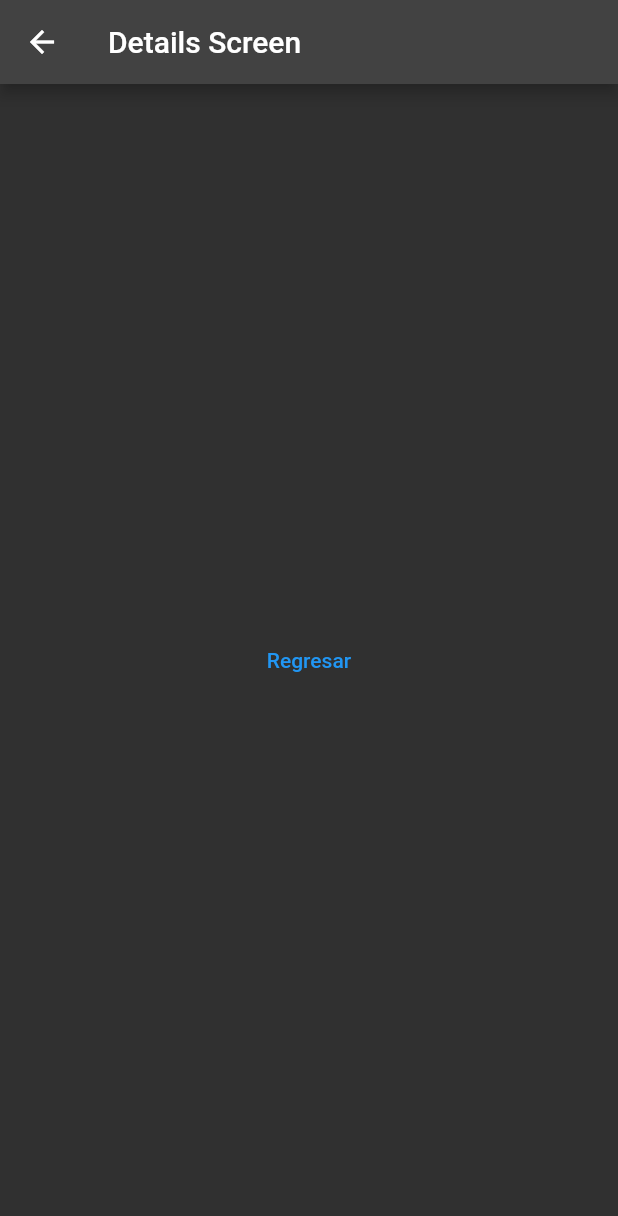
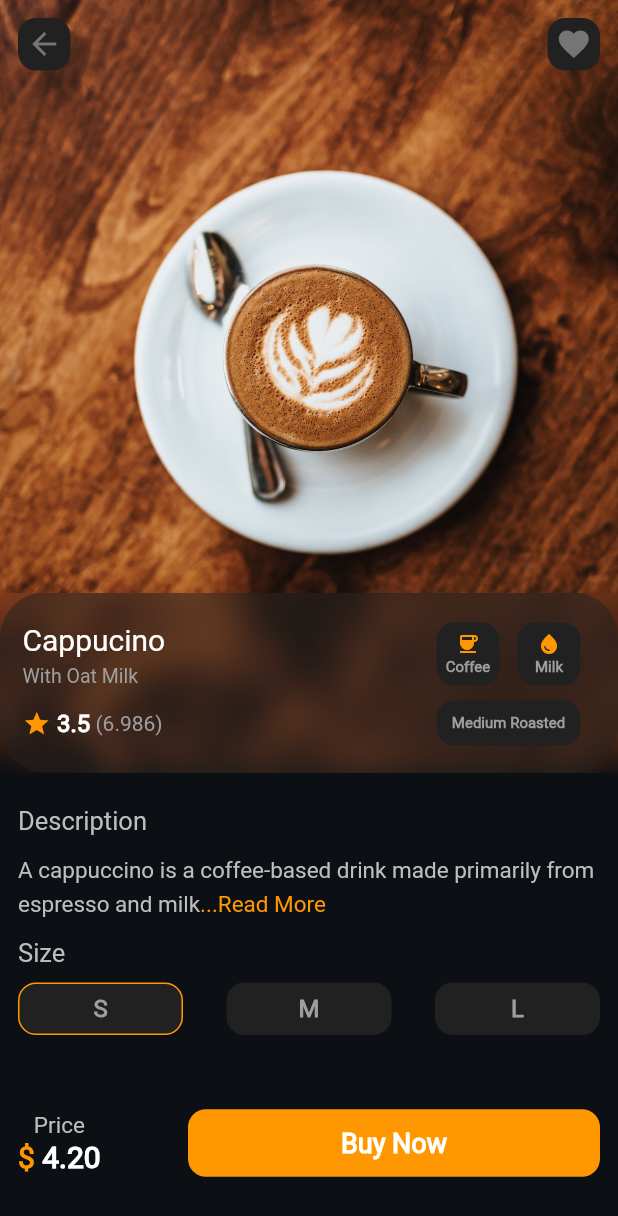
Before and after one commit to ruvima/coffee_shop_ui, a Flutter app: the DetailsScreen screen opened by its route, on a phone screen of 412 x 824 dp. Shown: the top 1216 px of the screen. Run offline on Flutter 3.47's test engine with Material 2 defaults, Android fonts, the phone set to English and light mode, and no system bars; our stand-ins replace flutter_riverpod.

Commit message:
description, size and price

```diff
--- a/lib/provider/coffee_list_provider.dart
+++ b/lib/provider/coffee_list_provider.dart
@@ -24,3 +24,27 @@ class SelectedCoffee extends ChangeNotifier {
     notifyListeners();
   }
 }
+
+final selectedSizeProvider = ChangeNotifierProvider<SelectedSize>(
+  (ref) => SelectedSize(),
+);
+
+class SelectedSize extends ChangeNotifier {
+  bool _isSelected;
+  int _selectedIndex;
+  SelectedSize([this._isSelected = true, this._selectedIndex = 1]);
+
+  bool get isSelected => _isSelected;
+  int get selectedIndex => _selectedIndex;
+
+  void selectedSwitch(int value) {
+    _selectedIndex = value;
+
+    if (selectedIndex == value) {
+      _isSelected = true;
+    } else {
+      _isSelected = false;
+    }
+    notifyListeners();
+  }
+}
--- a/lib/screen/details_screen.dart
+++ b/lib/screen/details_screen.dart
@@ -1,4 +1,8 @@
+import 'package:coffee_shop_ui/widgets/coffee_size.dart';
+import 'package:coffee_shop_ui/widgets/small_button.dart';
 import 'package:flutter/material.dart';
+import 'package:coffee_shop_ui/widgets/coffee_description.dart';
+import 'package:coffee_shop_ui/widgets/coffee_photo_details.dart';
 
 class DetailsScreen extends StatelessWidget {
   const DetailsScreen({Key? key}) : super(key: key);
@@ -6,17 +10,86 @@ class DetailsScreen extends StatelessWidget {
   @override
   Widget build(BuildContext context) {
     return Scaffold(
-      appBar: AppBar(
-        title: const Text('Details Screen'),
-      ),
-      body: Center(
-        child: TextButton(
-          onPressed: () {
-            Navigator.pop(context);
-          },
-          child: const Text('Regresar'),
+      backgroundColor: const Color(0xFF0C0F14),
+      body: SafeArea(
+        child: Column(
+          crossAxisAlignment: CrossAxisAlignment.start,
+          children: [
+            CoffeePhotoDetails(),
+            SizedBox(height: 10),
+            CoffeeDescription(),
+            CoffeeSize(),
+            SizedBox(height: 10),
+            CoffePay(),
+          ],
         ),
       ),
     );
   }
 }
+
+class CoffePay extends StatelessWidget {
+  const CoffePay({
+    Key? key,
+  }) : super(key: key);
+
+  @override
+  Widget build(BuildContext context) {
+    final size = (MediaQuery.of(context).size);
+    return Expanded(
+      child: Padding(
+        padding: const EdgeInsets.only(left: 12, right: 12),
+        child: Row(
+          mainAxisAlignment: MainAxisAlignment.spaceBetween,
+          children: [
+            Column(
+              mainAxisAlignment: MainAxisAlignment.center,
+              children: [
+                Text(
+                  'Price',
+                  style: TextStyle(
+                      fontSize: 15,
+                      fontWeight: FontWeight.w500,
+                      fontFamily: 'Roboto-Regular',
+                      color: Colors.grey.shade400),
+                ),
+                RichText(
+                  text: TextSpan(
+                    style: const TextStyle(color: Colors.black, fontSize: 36),
+                    children: [
+                      const TextSpan(
+                        text: '\$ ',
+                        style: TextStyle(
+                            fontSize: 20,
+                            fontFamily: 'Roboto-Regular',
+                            color: Colors.orange,
+                            fontWeight: FontWeight.w600),
+                      ),
+                      TextSpan(
+                        text: '4.20',
+                        style: TextStyle(
+                            fontSize: 20,
+                            fontFamily: 'Roboto-Regular',
+                            color: Colors.white,
+                            fontWeight: FontWeight.w600),
+                      ),
+                    ],
+                  ),
+                )
+              ],
+            ),
+            SmallLargeButton(
+              width: size.width / 1.5,
+              height: 45,
+              bigWord: true,
+              text: 'Buy Now',
+              fontSize: 18,
+              textColor: Colors.white,
+              color: Colors.orange,
+            ),
+          ],
+        ),
+      ),
+    );
+  }
+}
--- a/lib/widgets/coffe_vertical_container.dart
+++ b/lib/widgets/coffe_vertical_container.dart
@@ -1,4 +1,5 @@
 import 'package:coffee_shop_ui/provider/coffee_list_provider.dart';
+import 'package:coffee_shop_ui/routes/route.dart';
 import 'package:coffee_shop_ui/utils/coffee_info_list.dart';
 import 'package:flutter/material.dart';
 import 'package:flutter_riverpod/flutter_riverpod.dart';
@@ -12,13 +13,19 @@ class CoffeVerticalContainer extends StatelessWidget {
   Widget build(BuildContext context) {
     return Row(
       mainAxisAlignment: MainAxisAlignment.spaceBetween,
-      children: const [
+      children: [
         CoffeeBox(
+          onTap: () {
+            Navigator.pushNamed(context, Routes.detailsScreen);
+          },
           num: 0,
           description: 'With Oat Milk',
           price: 4.20,
         ),
         CoffeeBox(
+          onTap: () {
+            Navigator.pushNamed(context, Routes.detailsScreen);
+          },
           num: 1,
           description: 'With Oat Chocolat',
           price: 3.14,
@@ -33,17 +40,22 @@ class CoffeeBox extends ConsumerWidget {
     required this.num,
     required this.price,
     required this.description,
+    this.onTap,
     Key? key,
   }) : super(key: key);
   final int num;
   final double price;
   final String description;
+  final VoidCallback? onTap;
   @override
   Widget build(BuildContext context, WidgetRef ref) {
     final selectedCofee = ref.watch(selectedCoffeeProvider);
     final size = (MediaQuery.of(context).size);
 
-    return Container(
+    return InkWell(
+      borderRadius: BorderRadius.circular(10),
+      onTap: onTap,
+      child: Container(
         width: size.width / 2.3,
         height: 220,
         decoration: BoxDecoration(
@@ -61,7 +73,8 @@ class CoffeeBox extends ConsumerWidget {
               star: true,
             ),
             Padding(
-            padding: const EdgeInsets.only(left: 12.0, right: 12.0, bottom: 5),
+              padding:
+                  const EdgeInsets.only(left: 12.0, right: 12.0, bottom: 5),
               child: Text(
                 coffeeList[selectedCofee.selectedIndex],
                 style: const TextStyle(
@@ -71,7 +84,8 @@ class CoffeeBox extends ConsumerWidget {
               ),
             ),
             Padding(
-            padding: const EdgeInsets.only(left: 12.0, right: 12.0, bottom: 5),
+              padding:
+                  const EdgeInsets.only(left: 12.0, right: 12.0, bottom: 5),
               child: Text(
                 description,
                 style: const TextStyle(
@@ -108,6 +122,7 @@ class CoffeeBox extends ConsumerWidget {
               ),
             )
           ],
+        ),
       ),
     );
   }
@@ -154,20 +169,7 @@ class CoffeeImage extends StatelessWidget {
                         bottomLeft: Radius.circular(20)),
                     color: Colors.grey.shade900.withOpacity(0.7),
                   ),
-                  child: Row(
-                    mainAxisAlignment: MainAxisAlignment.center,
-                    children: const [
-                      Icon(
-                        Icons.star,
-                        size: 12,
-                        color: Colors.orange,
-                      ),
-                      Text(
-                        ' 3.5',
-                        style: TextStyle(fontFamily: 'Roboto', fontSize: 12),
-                      )
-                    ],
-                  ),
+                  child: const RatingStar(),
                 )
               : const SizedBox.shrink(),
         ],
@@ -175,3 +177,45 @@ class CoffeeImage extends StatelessWidget {
     );
   }
 }
+
+class RatingStar extends StatelessWidget {
+  const RatingStar({
+    Key? key,
+    this.count = false,
+    this.size = 12.0,
+    this.fontSize = 12.0,
+  }) : super(key: key);
+  final bool count;
+  final double size;
+  final double fontSize;
+  @override
+  Widget build(BuildContext context) {
+    return Row(
+      mainAxisAlignment: MainAxisAlignment.center,
+      children: [
+        Icon(
+          Icons.star,
+          size: size,
+          color: Colors.orange,
+        ),
+        Text(
+          ' 3.5',
+          style: TextStyle(
+              fontFamily: 'Roboto-Regular',
+              fontSize: fontSize,
+              fontWeight: FontWeight.w700),
+        ),
+        count
+            ? Text(
+                ' (6.986)',
+                style: TextStyle(
+                  color: Colors.grey.shade500,
+                  fontWeight: FontWeight.w500,
+                  fontFamily: 'Roboto-Regular',
+                ),
+              )
+            : const SizedBox.shrink()
+      ],
+    );
+  }
+}
--- /dev/null
+++ b/lib/widgets/coffee_description.dart
@@ -0,0 +1,48 @@
+import 'package:flutter/material.dart';
+
+class CoffeeDescription extends StatelessWidget {
+  const CoffeeDescription({
+    Key? key,
+  }) : super(key: key);
+
+  @override
+  Widget build(BuildContext context) {
+    return Padding(
+      padding: const EdgeInsets.all(12.0),
+      child: Column(
+        crossAxisAlignment: CrossAxisAlignment.start,
+        children: [
+          Text(
+            'Description',
+            style: TextStyle(
+                fontSize: 17,
+                fontWeight: FontWeight.w500,
+                fontFamily: 'Roboto-Regular',
+                color: Colors.grey.shade400),
+          ),
+          const SizedBox(height: 10),
+          RichText(
+            text: TextSpan(
+              style: const TextStyle(color: Colors.black, fontSize: 36),
+              children: [
+                TextSpan(
+                  text:
+                      'A cappuccino is a coffee-based drink made primarily from espresso and milk',
+                  style: TextStyle(
+                      fontSize: 15, color: Colors.grey.shade400, height: 1.5),
+                ),
+                const TextSpan(
+                  text: '...Read More ',
+                  style: TextStyle(
+                      fontSize: 15,
+                      color: Colors.orange,
+                      fontWeight: FontWeight.w400),
+                ),
+              ],
+            ),
+          )
+        ],
+      ),
+    );
+  }
+}
--- /dev/null
+++ b/lib/widgets/coffee_photo_details.dart
@@ -0,0 +1,145 @@
+import 'package:coffee_shop_ui/widgets/coffe_vertical_container.dart';
+import 'package:coffee_shop_ui/widgets/small_button.dart';
+import 'package:flutter/material.dart';
+import 'dart:ui' as ui;
+
+class CoffeePhotoDetails extends StatelessWidget {
+  const CoffeePhotoDetails({
+    Key? key,
+  }) : super(key: key);
+
+  @override
+  Widget build(BuildContext context) {
+    final size = (MediaQuery.of(context).size);
+
+    return Stack(
+      children: [
+        Container(
+          width: size.width,
+          height: size.height / 1.6,
+          decoration: const BoxDecoration(
+            borderRadius: BorderRadius.only(
+              bottomRight: Radius.circular(30),
+              bottomLeft: Radius.circular(30),
+            ),
+            image: DecorationImage(
+              image: AssetImage(
+                'assets/coffee0_0.jpg',
+              ),
+              fit: BoxFit.cover,
+            ),
+          ),
+        ),
+        Padding(
+          padding: const EdgeInsets.all(12.0),
+          child: Row(
+            mainAxisAlignment: MainAxisAlignment.spaceBetween,
+            children: [
+              SmallButton(
+                icon: Icon(
+                  Icons.arrow_back,
+                  color: Colors.grey.shade600,
+                ),
+                onTap: () => Navigator.pop(context),
+              ),
+              SmallButton(
+                icon: Icon(
+                  Icons.favorite,
+                  color: Colors.grey.shade600,
+                ),
+              ),
+            ],
+          ),
+        ),
+        Positioned(
+          bottom: 0,
+          child: ClipRect(
+            child: BackdropFilter(
+              filter: ui.ImageFilter.blur(
+                sigmaX: 10.0,
+                sigmaY: 10.0,
+              ),
+              child: Container(
+                width: size.width,
+                height: 120,
+                decoration: BoxDecoration(
+                  color: Colors.grey.shade900.withOpacity(0.5),
+                  borderRadius: BorderRadius.circular(30),
+                ),
+                child: Padding(
+                  padding: const EdgeInsets.only(left: 15, right: 15, top: 20),
+                  child: Row(
+                    mainAxisAlignment: MainAxisAlignment.spaceBetween,
+                    children: [
+                      Column(
+                        crossAxisAlignment: CrossAxisAlignment.start,
+                        children: [
+                          const Text(
+                            'Cappucino',
+                            style: TextStyle(
+                              fontSize: 20,
+                              fontWeight: FontWeight.w500,
+                              fontFamily: 'Roboto-Regular',
+                            ),
+                          ),
+                          const SizedBox(height: 5),
+                          Text(
+                            'With Oat Milk',
+                            style: TextStyle(
+                              color: Colors.grey.shade500,
+                              fontSize: 13,
+                              fontWeight: FontWeight.w500,
+                              fontFamily: 'Roboto-Regular',
+                            ),
+                          ),
+                          const SizedBox(height: 15),
+                          const RatingStar(
+                            count: true,
+                            size: 19,
+                            fontSize: 16,
+                          ),
+                        ],
+                      ),
+                      Padding(
+                        padding: const EdgeInsets.only(right: 10.0),
+                        child: Column(
+                          children: [
+                            Row(
+                              children: const [
+                                SmallButton(
+                                  iconText: true,
+                                  iconData: Icons.coffee,
+                                  width: 42,
+                                  height: 42,
+                                  text: 'Coffee',
+                                ),
+                                SizedBox(width: 12),
+                                SmallButton(
+                                  width: 42,
+                                  height: 42,
+                                  iconText: true,
+                                  iconData: Icons.water_drop,
+                                  text: 'Milk',
+                                ),
+                              ],
+                            ),
+                            const SizedBox(height: 10),
+                            SmallLargeButton(
+                              width: 96,
+                              text: 'Medium Roasted',
+                              color: Colors.grey.shade900,
+                            ),
+                          ],
+                        ),
+                      ),
+                    ],
+                  ),
+                ),
+              ),
+            ),
+          ),
+        )
+      ],
+    );
+  }
+}
--- /dev/null
+++ b/lib/widgets/coffee_size.dart
@@ -0,0 +1,84 @@
+import 'package:flutter/material.dart';
+import 'package:flutter_riverpod/flutter_riverpod.dart';
+import 'package:coffee_shop_ui/provider/coffee_list_provider.dart';
+import 'package:coffee_shop_ui/widgets/small_button.dart';
+
+class CoffeeSize extends ConsumerWidget {
+  const CoffeeSize({
+    Key? key,
+  }) : super(key: key);
+
+  @override
+  Widget build(BuildContext context, WidgetRef ref) {
+    final selectedSize = ref.watch(selectedSizeProvider);
+    return Padding(
+      padding: const EdgeInsets.only(left: 12.0, right: 12.0),
+      child: Column(
+        crossAxisAlignment: CrossAxisAlignment.start,
+        children: [
+          Text(
+            'Size',
+            style: TextStyle(
+                fontSize: 17,
+                fontWeight: FontWeight.w500,
+                fontFamily: 'Roboto-Regular',
+                color: Colors.grey.shade400),
+          ),
+          const SizedBox(height: 10),
+          Row(
+            mainAxisAlignment: MainAxisAlignment.spaceBetween,
+            children: [
+              SmallLargeButton(
+                border: Border.all(
+                  color:
+                      selectedSize.isSelected && selectedSize.selectedIndex == 1
+                          ? Colors.orange
+                          : Colors.grey.shade900,
+                ),
+                onTap: () {
+                  ref.read(selectedSizeProvider.notifier).selectedSwitch(1);
+                },
+                fontSize: 16,
+                height: 35,
+                width: 110,
+                color: Colors.grey.shade900,
+                text: 'S',
+              ),
+              SmallLargeButton(
+                border: Border.all(
+                  color:
+                      selectedSize.isSelected && selectedSize.selectedIndex == 2
+                          ? Colors.orange
+                          : Colors.grey.shade900,
+                ),
+                onTap: () =>
+                    ref.read(selectedSizeProvider.notifier).selectedSwitch(2),
+                fontSize: 16,
+                height: 35,
+                width: 110,
+                color: Colors.grey.shade900,
+                text: 'M',
+              ),
+              SmallLargeButton(
+                border: Border.all(
+                  color:
+                      selectedSize.isSelected && selectedSize.selectedIndex == 3
+                          ? Colors.orange
+                          : Colors.grey.shade900,
+                ),
+                onTap: () {
+                  ref.read(selectedSizeProvider.notifier).selectedSwitch(3);
+                },
+                fontSize: 16,
+                height: 35,
+                width: 110,
+                color: Colors.grey.shade900,
+                text: 'L',
+              ),
+            ],
+          )
+        ],
+      ),
+    );
+  }
+}
--- a/lib/widgets/small_button.dart
+++ b/lib/widgets/small_button.dart
@@ -3,22 +3,37 @@ import 'package:flutter/material.dart';
 class SmallButton extends StatelessWidget {
   const SmallButton({
     Key? key,
+    this.onTap,
     this.icon,
     this.decorationImage,
+    this.iconText = false,
+    this.iconData = Icons.abc,
+    this.text = 'text',
+    this.width = 35,
+    this.height = 35,
+    this.onlyText = false,
   }) : super(key: key);
 
   final Icon? icon;
+  final IconData? iconData;
   final DecorationImage? decorationImage;
+  final bool iconText;
+  final bool onlyText;
+  final String text;
+  final double width;
+  final double height;
+  final VoidCallback? onTap;
 
   @override
   Widget build(BuildContext context) {
     return InkWell(
       borderRadius: BorderRadius.circular(12),
-      onTap: () {},
-      child: Ink(
-        width: 35,
-        height: 35,
+      onTap: onTap,
+      child: Container(
+        width: width,
+        height: height,
         decoration: BoxDecoration(
+          color: Colors.grey.shade900,
           image: decorationImage,
           borderRadius: BorderRadius.circular(12),
           border: Border.all(
@@ -26,8 +41,76 @@ class SmallButton extends StatelessWidget {
             color: Colors.grey.shade900,
           ),
         ),
-        child: icon,
+        child: iconText
+            ? Column(
+                mainAxisAlignment: MainAxisAlignment.center,
+                children: [
+                  Icon(
+                    iconData,
+                    size: 16,
+                    color: Colors.orange,
+                  ),
+                  const SizedBox(height: 2),
+                  Text(
+                    text,
+                    style: TextStyle(
+                        fontSize: 10,
+                        fontFamily: 'Roboto-Regular',
+                        fontWeight: FontWeight.w600,
+                        color: Colors.grey),
+                  ),
+                ],
+              )
+            : icon,
       ),
     );
   }
 }
+
+class SmallLargeButton extends StatelessWidget {
+  const SmallLargeButton(
+      {Key? key,
+      this.width = 90,
+      this.height = 30,
+      this.bigWord = false,
+      this.text = 'text',
+      this.fontSize = 10,
+      this.onTap,
+      this.border,
+      this.color = Colors.red,
+      this.textColor = Colors.grey})
+      : super(key: key);
+  final double width;
+  final double height;
+  final double fontSize;
+  final bool bigWord;
+  final String text;
+  final VoidCallback? onTap;
+  final BoxBorder? border;
+  final Color textColor;
+  final Color color;
+  @override
+  Widget build(BuildContext context) {
+    return InkWell(
+      borderRadius: BorderRadius.circular(12),
+      onTap: onTap,
+      child: Container(
+        alignment: Alignment.center,
+        width: width,
+        height: height,
+        decoration: BoxDecoration(
+            color: color,
+            borderRadius: BorderRadius.circular(12),
+            border: border),
+        child: Text(
+          text,
+          style: TextStyle(
+              fontSize: fontSize,
+              fontFamily: 'Roboto-Regular',
+              fontWeight: FontWeight.w600,
+              color: textColor),
+        ),
+      ),
+    );
+  }
+}
```
Lines whose indentation alone changed are shown as unchanged.
